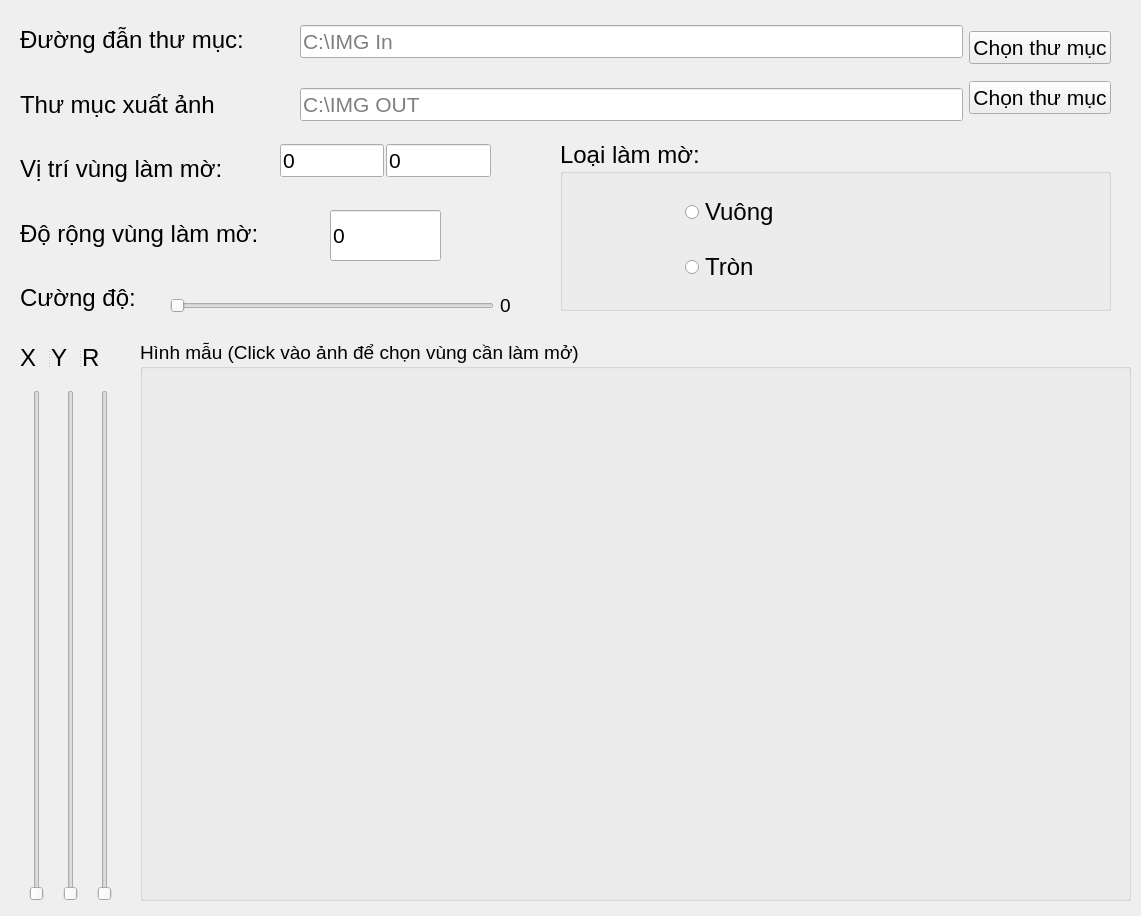
First picture: the form in main.ui, repository duyvo26/Xy-Ly-Anh-Thay-Khoi-Lam-Mo-Anh-Python, before the edit.
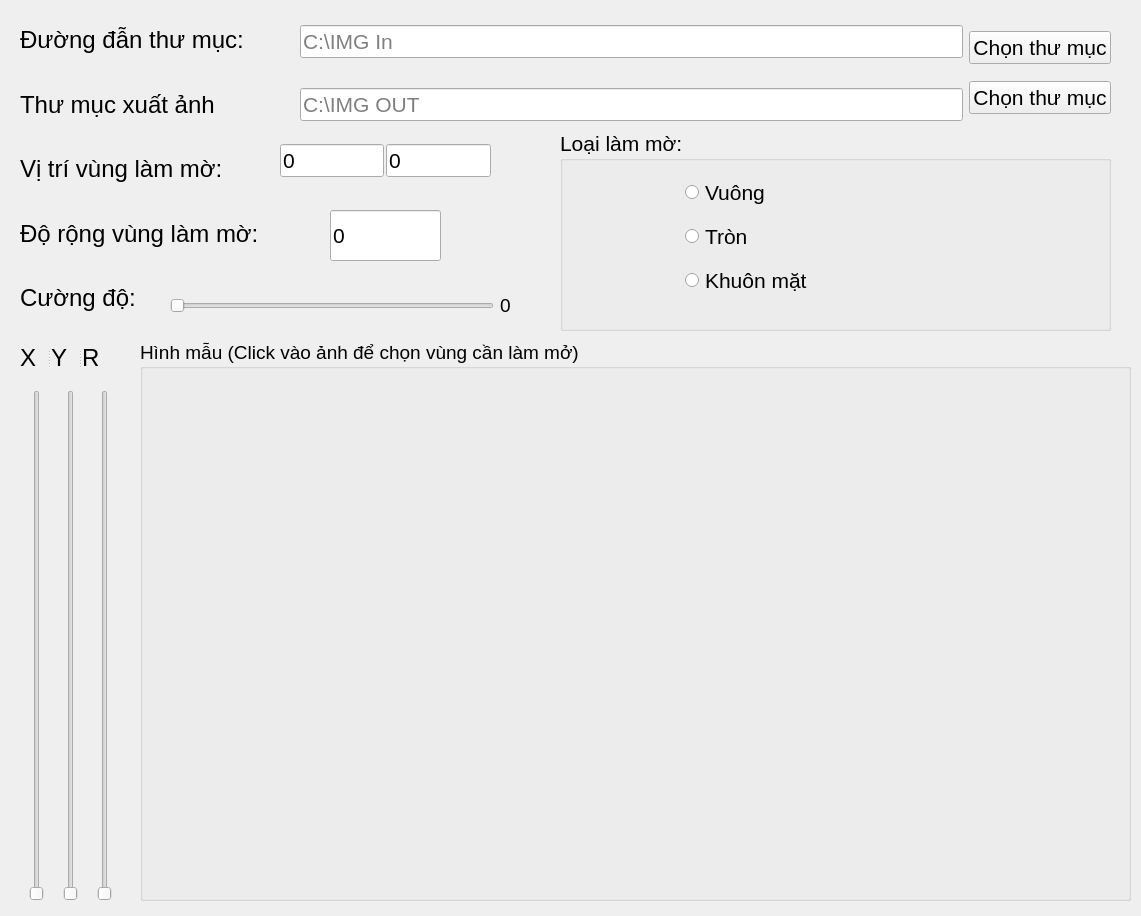
Second picture: the form after the edit.

Commit message: updata face AI

What changed in the file:
```diff
--- a/main.ui
+++ b/main.ui
@@ -83,14 +83,14 @@
     <property name="geometry">
      <rect>
       <x>560</x>
-      <y>140</y>
+      <y>130</y>
       <width>551</width>
-      <height>171</height>
+      <height>201</height>
      </rect>
     </property>
     <property name="font">
      <font>
-      <pointsize>18</pointsize>
+      <pointsize>16</pointsize>
      </font>
     </property>
     <property name="toolTipDuration">
@@ -105,7 +105,7 @@
        <x>110</x>
        <y>40</y>
        <width>421</width>
-       <height>121</height>
+       <height>136</height>
       </rect>
      </property>
      <layout class="QVBoxLayout" name="verticalLayout">
@@ -129,6 +129,13 @@
         </property>
        </widget>
       </item>
+      <item>
+       <widget class="QRadioButton" name="btn_batdau_face">
+        <property name="text">
+         <string>Khuôn mặt</string>
+        </property>
+       </widget>
+      </item>
      </layout>
     </widget>
    </widget>
@@ -391,7 +398,7 @@
      </item>
     </layout>
    </widget>
-   <widget class="QWidget" name="">
+   <widget class="QWidget" name="layoutWidget">
     <property name="geometry">
      <rect>
       <x>300</x>
```
The commit also changes 32 other files.
